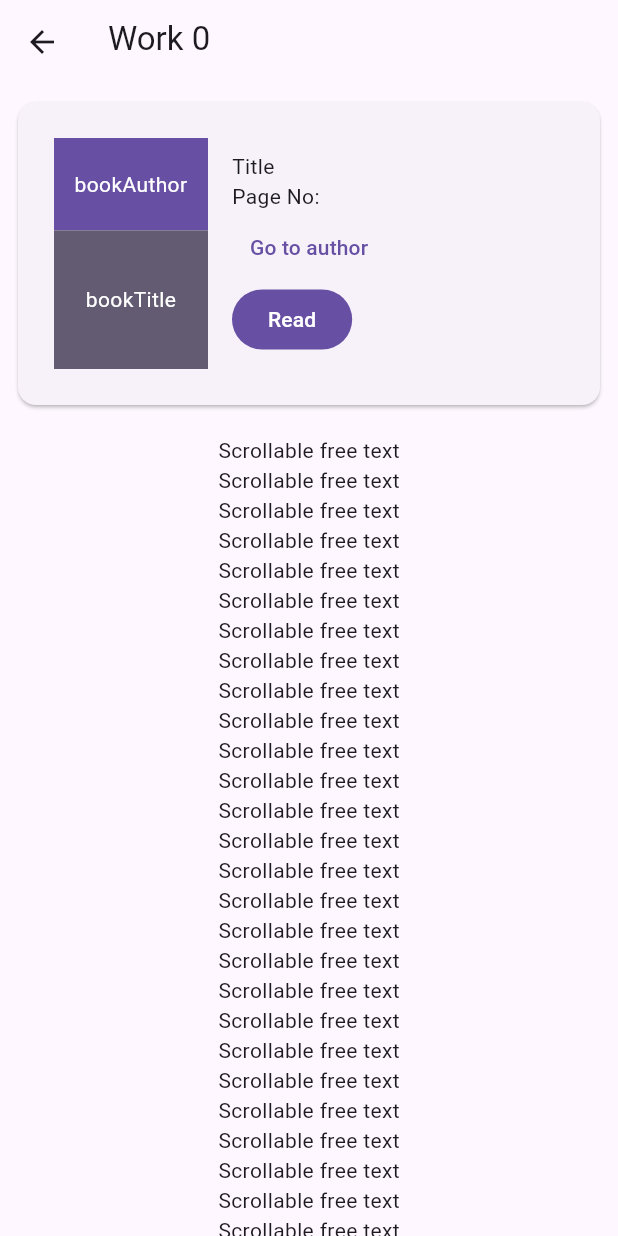
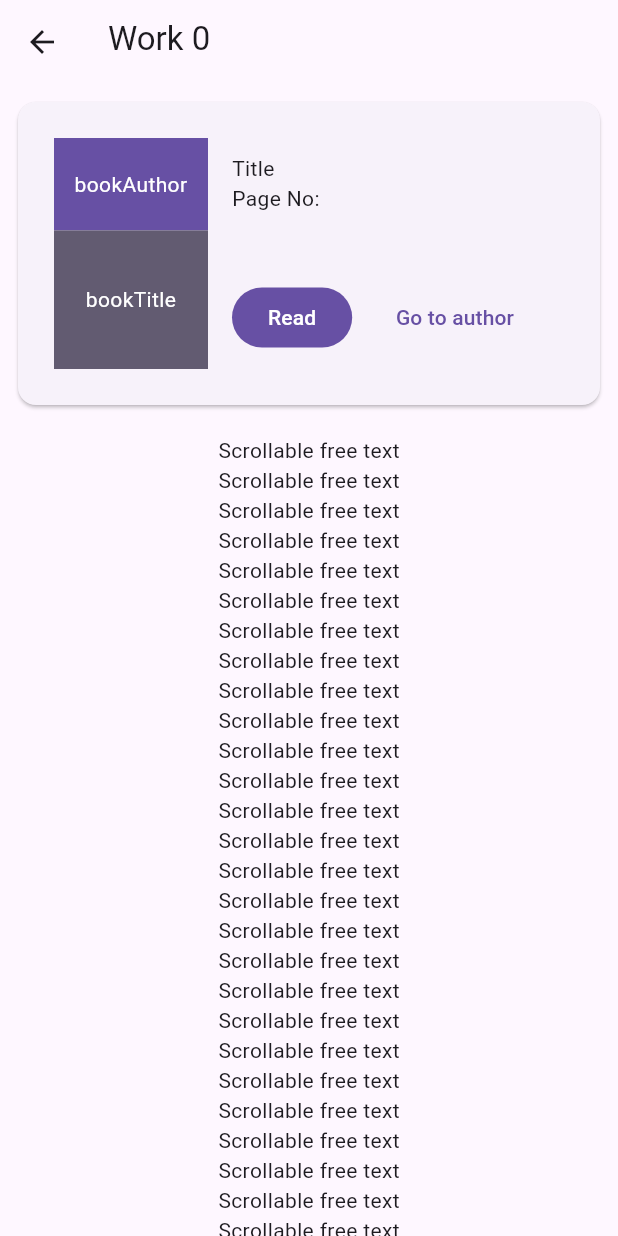
Before and after one commit to whothefluff/dart-latin-reader, a Flutter app: the WorkDetailPage screen opened directly with empty values, on a phone screen of 412 x 824 dp. Run offline on Flutter 3.47's test engine with Material 3 defaults, Android fonts, the phone set to English and light mode, and no system bars; our stand-ins replace go_router; generated files the repository leaves out were written again.

Commit message:
finish work detail layour

```diff
--- a/lib/src/page/library/work_detail_page.dart
+++ b/lib/src/page/library/work_detail_page.dart
@@ -37,38 +37,17 @@ class WorkDetailPage extends StatelessWidget {
   }
 }
 
-class LinkButton extends StatelessWidget {
-  const LinkButton({super.key, required this.text, required this.route});
-
-  final String text;
-  final String route;
-
-  @override //TODO: check maybe use a regular text button because it looks soso
-  Widget build(BuildContext context) {
-    return TextButton(
-      onPressed: () {
-        context.push(route);
-      },
-      style: TextButton.styleFrom(
-        padding: EdgeInsets.zero,
-        minimumSize: const Size(0, 0),
-        tapTargetSize: MaterialTapTargetSize.shrinkWrap,
-      ),
-      child: Text(
-        text,
-        style: const TextStyle(
-          color: Colors.blue,
-        ),
-      ),
-    );
-  }
-}
-
 class BookThingy extends StatelessWidget {
   const BookThingy({super.key, required this.author, required this.title});
 
   final String author;
   final String title;
+
+  static const boxConstraints = BoxConstraints(
+    maxWidth: 200,
+    maxHeight: 400,
+  );
+
   @override
   Widget build(BuildContext context) {
     const cover = Flexible(
@@ -81,28 +60,11 @@ class BookThingy extends StatelessWidget {
       ),
     );
 
-    var basicInfo = Flexible(
+    var basicInfo = const Flexible(
       flex: 2,
       child: Padding(
-        padding: const EdgeInsets.all(8),
-        child: Column(
-          crossAxisAlignment: CrossAxisAlignment.start,
-          children: [
-            const Text(
-              'Title',
-              style: TextStyle(),
-            ),
-            const Text('Page No:'),
-            TextButton(
-              onPressed: () => context.go('/author/1'),
-              child: const Text('Go to author'),
-            ),
-            FilledButton(
-              onPressed: () => context.go('/works'),
-              child: const Text('Read'),
-            ),
-          ],
-        ),
+        padding: EdgeInsets.all(8),
+        child: Details(bookTitle: 'bookTitle', bookAuthor: 'bookAuthor'),
       ),
     );
 
@@ -112,6 +74,7 @@ class BookThingy extends StatelessWidget {
         child: Padding(
           padding: const EdgeInsets.all(16.0),
           child: Row(
+            mainAxisAlignment: MainAxisAlignment.start,
             children: [
               cover,
               basicInfo,
@@ -176,10 +139,7 @@ class PseudoCover extends StatelessWidget {
     );
 
     return ConstrainedBox(
-      constraints: const BoxConstraints(
-        maxWidth: 200,
-        maxHeight: 400,
-      ),
+      constraints: BookThingy.boxConstraints,
       child: AspectRatio(
         aspectRatio: proportion.$1 / proportion.$2,
         child: Column(
@@ -192,3 +152,51 @@ class PseudoCover extends StatelessWidget {
     );
   }
 }
+
+class Details extends StatelessWidget {
+  const Details({
+    super.key,
+    required this.bookTitle,
+    required this.bookAuthor,
+  });
+
+  final String bookTitle;
+  final String bookAuthor;
+
+  @override
+  Widget build(BuildContext context) {
+    return ConstrainedBox(
+      constraints: BookThingy.boxConstraints,
+      child: AspectRatio(
+        aspectRatio: 3 / 2,
+        child: Column(
+          crossAxisAlignment: CrossAxisAlignment.start,
+          children: [
+            const Column(
+              crossAxisAlignment: CrossAxisAlignment.start,
+              children: [
+                Text('Title'),
+                Text('Page No:'),
+              ],
+            ),
+            const Spacer(),
+            Row(
+              mainAxisAlignment: MainAxisAlignment.spaceBetween,
+              crossAxisAlignment: CrossAxisAlignment.start,
+              children: [
+                FilledButton(
+                  onPressed: () => context.go('/works/1'),
+                  child: const Text('Read'),
+                ),
+                TextButton(
+                  onPressed: () => context.go('/author/1'),
+                  child: const Text('Go to author'),
+                ),
+              ],
+            )
+          ],
+        ),
+      ),
+    );
+  }
+}
```
